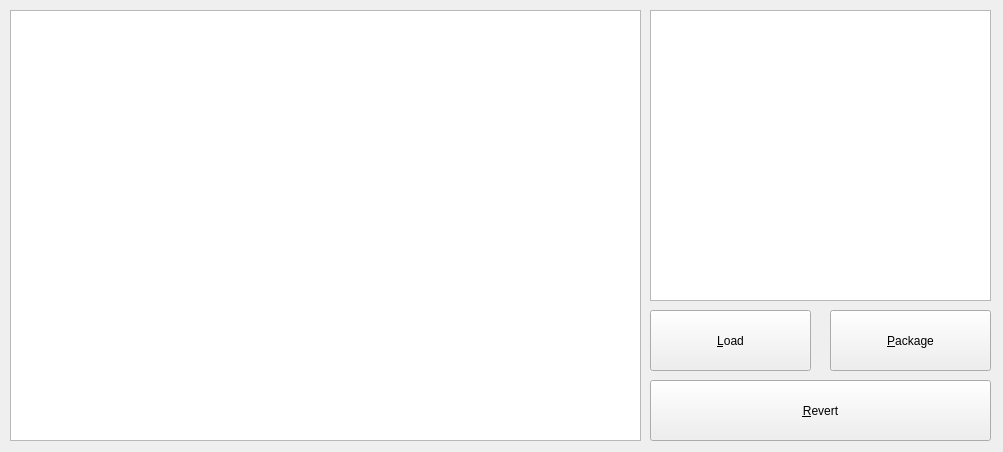
Old version of the form ui/i3-theme-manager-qt/mainwindow.ui in the repository xdmtk/i3-theme-manager.
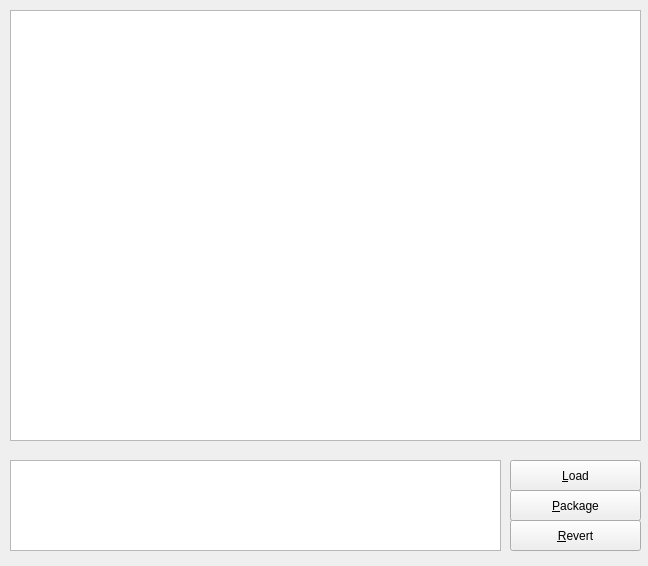
New version of the form.

```diff
--- a/ui/i3-theme-manager-qt/mainwindow.ui
+++ b/ui/i3-theme-manager-qt/mainwindow.ui
@@ -9,8 +9,8 @@
    <rect>
     <x>0</x>
     <y>0</y>
-    <width>1003</width>
-    <height>452</height>
+    <width>648</width>
+    <height>566</height>
    </rect>
   </property>
   <property name="sizePolicy">
@@ -27,29 +27,29 @@
     <property name="geometry">
      <rect>
       <x>10</x>
+      <y>460</y>
+      <width>491</width>
+      <height>91</height>
+     </rect>
+    </property>
+   </widget>
+   <widget class="QGraphicsView" name="theme_view">
+    <property name="geometry">
+     <rect>
+      <x>10</x>
       <y>10</y>
       <width>631</width>
       <height>431</height>
      </rect>
     </property>
    </widget>
-   <widget class="QGraphicsView" name="theme_view">
-    <property name="geometry">
-     <rect>
-      <x>650</x>
-      <y>10</y>
-      <width>341</width>
-      <height>291</height>
-     </rect>
-    </property>
-   </widget>
    <widget class="QPushButton" name="load_button">
     <property name="geometry">
      <rect>
-      <x>650</x>
-      <y>310</y>
-      <width>161</width>
-      <height>61</height>
+      <x>510</x>
+      <y>460</y>
+      <width>131</width>
+      <height>31</height>
      </rect>
     </property>
     <property name="text">
@@ -59,10 +59,10 @@
    <widget class="QPushButton" name="package_button">
     <property name="geometry">
      <rect>
-      <x>830</x>
-      <y>310</y>
-      <width>161</width>
-      <height>61</height>
+      <x>510</x>
+      <y>490</y>
+      <width>131</width>
+      <height>31</height>
      </rect>
     </property>
     <property name="text">
@@ -72,10 +72,10 @@
    <widget class="QPushButton" name="revert_button">
     <property name="geometry">
      <rect>
-      <x>650</x>
-      <y>380</y>
-      <width>341</width>
-      <height>61</height>
+      <x>510</x>
+      <y>520</y>
+      <width>131</width>
+      <height>31</height>
      </rect>
     </property>
     <property name="text">
```
